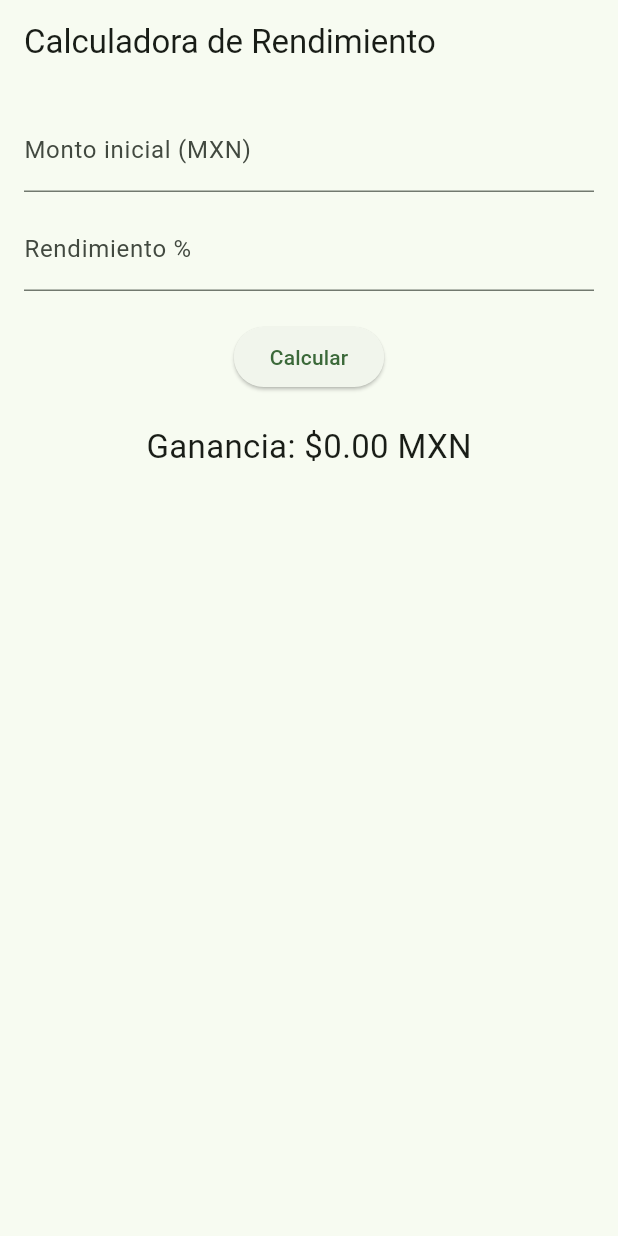
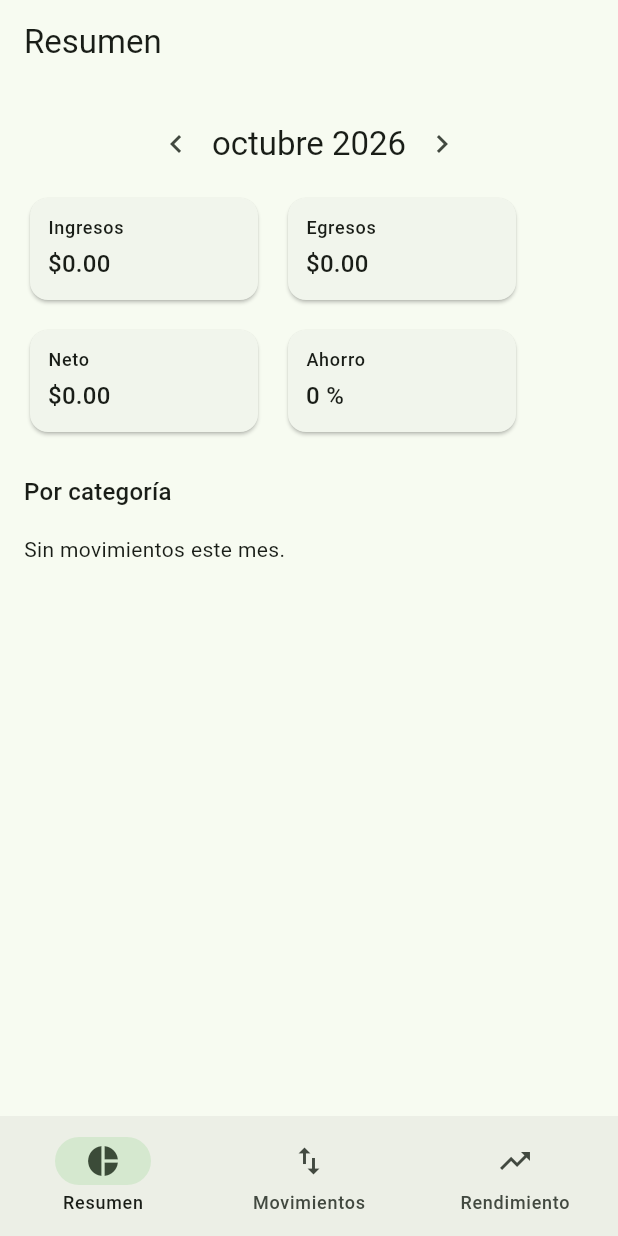
Before and after one commit to rupert-sys/Calculadora-rendimiento, a Flutter app: the screen it shows after launch, on a phone screen of 412 x 824 dp. Run offline on Flutter 3.47's test engine with Material 3 defaults, Android fonts, the phone set to English and light mode, and no system bars; our stand-ins replace drift, drift_flutter, flutter_riverpod; accounts and stored records are empty; generated files the repository leaves out were written again.

Commit message:
Fase 2: ingresos y egresos con base de datos local
- Base de datos SQLite con Drift y repositorio de movimientos
- Pantalla de movimientos: lista, alta, edicion y borrado (con confirmacion)
- Formulario con tipo, categoria, frecuencia y fechas de inicio y fin
- Resumen mensual con ingresos, egresos, neto, ahorro y categorias
- Navegacion adaptable: barra inferior en telefono, menu lateral en tablet
- Pruebas del repositorio y de las pantallas (29 en total)

Co-Authored-By: Claude Opus 5.5 <noreply@anthropic.com>
Claude-Session: https://claude.ai/code/session_015qe3v1dnAL3MuiAW5Enoxk

```diff
--- a/lib/app/app.dart
+++ b/lib/app/app.dart
@@ -1,6 +1,6 @@
 import 'package:flutter/material.dart';
 
-import '../features/rendimiento/home_screen.dart';
+import 'app_shell.dart';
 
 class MyApp extends StatelessWidget {
   const MyApp({super.key});
@@ -17,7 +17,7 @@ class MyApp extends StatelessWidget {
         colorSchemeSeed: Colors.green,
         brightness: Brightness.dark,
       ),
-      home: const HomeScreen(),
+      home: const AppShell(),
     );
   }
 }
--- /dev/null
+++ b/lib/app/app_shell.dart
@@ -0,0 +1,93 @@
+import 'package:flutter/material.dart';
+
+import '../features/movimientos/movimientos_screen.dart';
+import '../features/rendimiento/home_screen.dart';
+import '../features/resumen/resumen_screen.dart';
+
+/// Navegación principal: barra inferior en teléfono, menú lateral en
+/// tablet y computadora.
+class AppShell extends StatefulWidget {
+  const AppShell({super.key});
+
+  /// Ancho a partir del cual se usa el menú lateral.
+  static const anchoMenuLateral = 600.0;
+
+  @override
+  State<AppShell> createState() => _AppShellState();
+}
+
+class _AppShellState extends State<AppShell> {
+  int _indice = 0;
+
+  static const _pantallas = <Widget>[
+    ResumenScreen(),
+    MovimientosScreen(),
+    HomeScreen(),
+  ];
+
+  static const _destinos = [
+    (
+      icono: Icons.pie_chart_outline,
+      seleccionado: Icons.pie_chart,
+      texto: 'Resumen'
+    ),
+    (
+      icono: Icons.swap_vert,
+      seleccionado: Icons.swap_vert,
+      texto: 'Movimientos'
+    ),
+    (
+      icono: Icons.trending_up,
+      seleccionado: Icons.trending_up,
+      texto: 'Rendimiento'
+    ),
+  ];
+
+  void _ir(int i) => setState(() => _indice = i);
+
+  @override
+  Widget build(BuildContext context) {
+    final ancho = MediaQuery.sizeOf(context).width;
+    final pantalla = IndexedStack(index: _indice, children: _pantallas);
+
+    if (ancho >= AppShell.anchoMenuLateral) {
+      return Scaffold(
+        body: Row(
+          children: [
+            NavigationRail(
+              selectedIndex: _indice,
+              onDestinationSelected: _ir,
+              labelType: NavigationRailLabelType.all,
+              destinations: [
+                for (final d in _destinos)
+                  NavigationRailDestination(
+                    icon: Icon(d.icono),
+                    selectedIcon: Icon(d.seleccionado),
+                    label: Text(d.texto),
+                  ),
+              ],
+            ),
+            const VerticalDivider(width: 1),
+            Expanded(child: pantalla),
+          ],
+        ),
+      );
+    }
+
+    return Scaffold(
+      body: pantalla,
+      bottomNavigationBar: NavigationBar(
+        selectedIndex: _indice,
+        onDestinationSelected: _ir,
+        destinations: [
+          for (final d in _destinos)
+            NavigationDestination(
+              icon: Icon(d.icono),
+              selectedIcon: Icon(d.seleccionado),
+              label: d.texto,
+            ),
+        ],
+      ),
+    );
+  }
+}
--- /dev/null
+++ b/lib/data/base_datos.dart
@@ -0,0 +1,33 @@
+import 'package:drift/drift.dart';
+import 'package:drift_flutter/drift_flutter.dart';
+
+part 'base_datos.g.dart';
+
+/// Ingresos y egresos. Los enums se guardan por su índice.
+@DataClassName('MovimientoFila')
+class Movimientos extends Table {
+  TextColumn get id => text()();
+  IntColumn get tipo => integer()();
+  TextColumn get descripcion => text()();
+  IntColumn get montoCentavos => integer()();
+  TextColumn get categoriaId => text()();
+  IntColumn get frecuencia => integer()();
+  DateTimeColumn get fechaInicio => dateTime()();
+  DateTimeColumn get fechaFin => dateTime().nullable()();
+
+  @override
+  Set<Column> get primaryKey => {id};
+}
+
+@DriftDatabase(tables: [Movimientos])
+class BaseDatos extends _$BaseDatos {
+  BaseDatos([QueryExecutor? executor]) : super(executor ?? _abrir());
+
+  @override
+  int get schemaVersion => 1;
+
+  /// SQLite local en Android, iOS, escritorio y web.
+  static QueryExecutor _abrir() {
+    return driftDatabase(name: 'calculadora_rendimiento');
+  }
+}
--- /dev/null
+++ b/lib/data/proveedores.dart
@@ -0,0 +1,33 @@
+import 'package:flutter_riverpod/flutter_riverpod.dart';
+
+import '../core/finanzas/flujo.dart';
+import '../core/finanzas/modelos.dart';
+import 'base_datos.dart';
+import 'movimientos_repositorio.dart';
+
+final baseDatosProvider = Provider<BaseDatos>((ref) {
+  final db = BaseDatos();
+  ref.onDispose(db.close);
+  return db;
+});
+
+final movimientosRepositorioProvider = Provider<MovimientosRepositorio>(
+  (ref) => MovimientosRepositorio(ref.watch(baseDatosProvider)),
+);
+
+final movimientosProvider = StreamProvider<List<Movimiento>>(
+  (ref) => ref.watch(movimientosRepositorioProvider).observarTodos(),
+);
+
+/// Primer día del mes que se está viendo en el resumen.
+final mesSeleccionadoProvider = StateProvider<DateTime>((ref) {
+  final hoy = DateTime.now();
+  return DateTime(hoy.year, hoy.month);
+});
+
+final resumenMensualProvider = Provider<AsyncValue<ResumenMensual>>((ref) {
+  final mes = ref.watch(mesSeleccionadoProvider);
+  return ref
+      .watch(movimientosProvider)
+      .whenData((movs) => flujoMensual(movs, mes.year, mes.month));
+});
--- /dev/null
+++ b/lib/features/resumen/resumen_screen.dart
@@ -0,0 +1,129 @@
+import 'package:flutter/material.dart';
+import 'package:flutter_riverpod/flutter_riverpod.dart';
+
+import '../../core/finanzas/dinero.dart';
+import '../../core/finanzas/flujo.dart';
+import '../../data/proveedores.dart';
+import '../movimientos/textos.dart';
+
+class ResumenScreen extends ConsumerWidget {
+  const ResumenScreen({super.key});
+
+  @override
+  Widget build(BuildContext context, WidgetRef ref) {
+    final mes = ref.watch(mesSeleccionadoProvider);
+    final resumen = ref.watch(resumenMensualProvider);
+
+    void moverMes(int delta) {
+      ref.read(mesSeleccionadoProvider.notifier).state =
+          DateTime(mes.year, mes.month + delta);
+    }
+
+    return Scaffold(
+      appBar: AppBar(title: const Text('Resumen')),
+      body: ListView(
+        padding: const EdgeInsets.all(16),
+        children: [
+          Row(
+            mainAxisAlignment: MainAxisAlignment.center,
+            children: [
+              IconButton(
+                tooltip: 'Mes anterior',
+                onPressed: () => moverMes(-1),
+                icon: const Icon(Icons.chevron_left),
+              ),
+              Text(
+                '${nombresMes.elementAt(mes.month - 1)} ${mes.year}',
+                style: Theme.of(context).textTheme.titleLarge,
+              ),
+              IconButton(
+                tooltip: 'Mes siguiente',
+                onPressed: () => moverMes(1),
+                icon: const Icon(Icons.chevron_right),
+              ),
+            ],
+          ),
+          const SizedBox(height: 8),
+          resumen.when(
+            loading: () => const Center(child: CircularProgressIndicator()),
+            error: (e, _) => Text('No se pudo calcular: $e'),
+            data: (r) => _Contenido(resumen: r),
+          ),
+        ],
+      ),
+    );
+  }
+}
+
+class _Contenido extends StatelessWidget {
+  const _Contenido({required this.resumen});
+
+  final ResumenMensual resumen;
+
+  @override
+  Widget build(BuildContext context) {
+    final r = resumen;
+    final categorias = r.porCategoria.entries.toList()
+      ..sort((a, b) => b.value.compareTo(a.value));
+
+    return Column(
+      crossAxisAlignment: CrossAxisAlignment.stretch,
+      children: [
+        Wrap(
+          spacing: 12,
+          runSpacing: 12,
+          children: [
+            _Cifra(titulo: 'Ingresos', valor: formatearPesos(r.ingresos)),
+            _Cifra(titulo: 'Egresos', valor: formatearPesos(r.egresos)),
+            _Cifra(titulo: 'Neto', valor: formatearPesos(r.neto)),
+            _Cifra(
+              titulo: 'Ahorro',
+              valor: '${(r.tasaAhorro * 100).toStringAsFixed(0)} %',
+            ),
+          ],
+        ),
+        const SizedBox(height: 24),
+        Text('Por categoría', style: Theme.of(context).textTheme.titleMedium),
+        if (categorias.isEmpty)
+          const Padding(
+            padding: EdgeInsets.symmetric(vertical: 16),
+            child: Text('Sin movimientos este mes.'),
+          ),
+        for (final c in categorias)
+          ListTile(
+            contentPadding: EdgeInsets.zero,
+            title: Text(nombreCategoria(c.key)),
+            trailing: Text(formatearPesos(c.value)),
+          ),
+      ],
+    );
+  }
+}
+
+class _Cifra extends StatelessWidget {
+  const _Cifra({required this.titulo, required this.valor});
+
+  final String titulo;
+  final String valor;
+
+  @override
+  Widget build(BuildContext context) {
+    final texto = Theme.of(context).textTheme;
+    return SizedBox(
+      width: 160,
+      child: Card(
+        child: Padding(
+          padding: const EdgeInsets.all(12),
+          child: Column(
+            crossAxisAlignment: CrossAxisAlignment.start,
+            children: [
+              Text(titulo, style: texto.labelMedium),
+              const SizedBox(height: 4),
+              Text(valor, style: texto.titleMedium),
+            ],
+          ),
+        ),
+      ),
+    );
+  }
+}
--- a/pubspec.yaml
+++ b/pubspec.yaml
@@ -7,6 +7,8 @@ environment:
   sdk: ">=3.0.0 <4.0.0"
 
 dependencies:
+  drift: ^2.35.3
+  drift_flutter: ^0.3.1
   flutter:
     sdk: flutter
   flutter_riverpod: ^2.6.1
@@ -16,6 +18,8 @@ dev_dependencies:
   flutter_test:
     sdk: flutter
   flutter_lints: ^5.0.0
+  drift_dev: ^2.35.2
+  build_runner: ^2.17.1
 
 flutter:
   uses-material-design: true
```
Also changed, not shown: lib/data/movimientos_repositorio.dart (added, +51 -0 lines), lib/features/movimientos/movimiento_form_screen.dart (added, +227 -0 lines), lib/features/movimientos/movimientos_screen.dart (added, +123 -0 lines), lib/features/movimientos/textos.dart (added, +26 -0 lines), lib/data/base_datos.g.dart (added), pubspec.lock, 4 other files.
